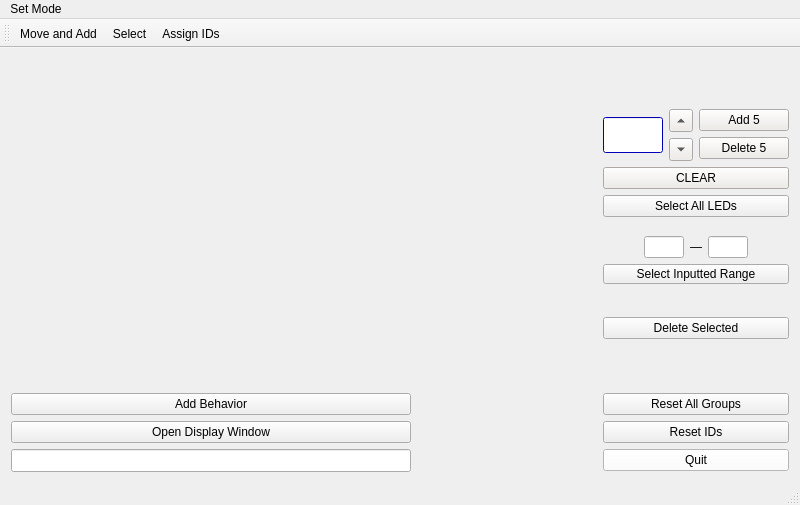
This is GUI_Code/BlockTrial/mainwindow.ui in sonderswag/Modular-LED-HRI- as Qt 5 draws it before an edit. The edited form follows.
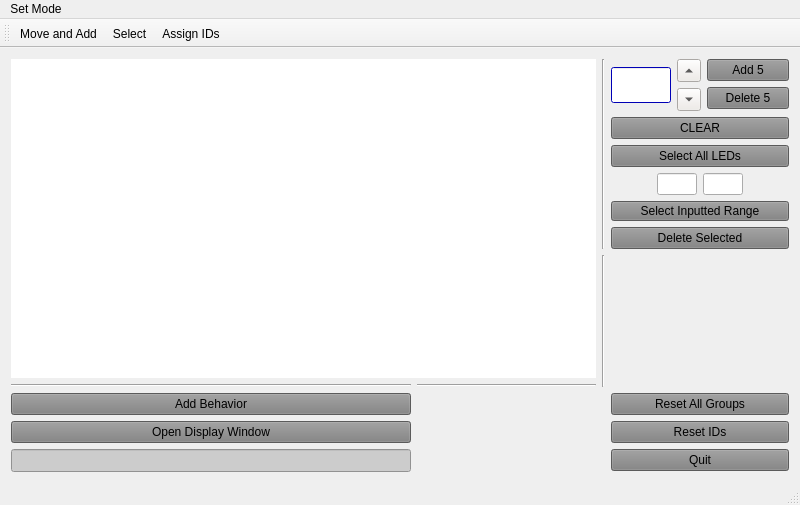
This is the edited form. Icons and pictures are not drawn.

What changed in the file:
```diff
--- a/GUI_Code/BlockTrial/mainwindow.ui
+++ b/GUI_Code/BlockTrial/mainwindow.ui
@@ -13,55 +13,32 @@
   <property name="windowTitle">
    <string>MainWindow</string>
   </property>
+  <property name="autoFillBackground">
+   <bool>false</bool>
+  </property>
+  <property name="styleSheet">
+   <string notr="true"/>
+  </property>
   <widget class="QWidget" name="centralWidget">
    <layout class="QGridLayout" name="gridLayout">
-    <item row="7" column="2">
-     <spacer name="verticalSpacer_4">
-      <property name="orientation">
-       <enum>Qt::Vertical</enum>
-      </property>
-      <property name="sizeHint" stdset="0">
-       <size>
-        <width>20</width>
-        <height>40</height>
-       </size>
-      </property>
-     </spacer>
-    </item>
-    <item row="12" column="1">
-     <spacer name="horizontalSpacer_2">
+    <item row="6" column="1">
+     <widget class="Line" name="line_2">
       <property name="orientation">
        <enum>Qt::Horizontal</enum>
       </property>
-      <property name="sizeHint" stdset="0">
-       <size>
-        <width>40</width>
-        <height>20</height>
-       </size>
-      </property>
-     </spacer>
+     </widget>
     </item>
-    <item row="12" column="2">
+    <item row="7" column="4">
      <widget class="QPushButton" name="resetGroupsButton">
+      <property name="styleSheet">
+       <string notr="true">background:grey;</string>
+      </property>
       <property name="text">
        <string>Reset All Groups</string>
       </property>
      </widget>
     </item>
-    <item row="13" column="0">
-     <widget class="QPushButton" name="displayWindowButton">
-      <property name="text">
-       <string>Open Display Window</string>
-      </property>
-      <property name="checkable">
-       <bool>true</bool>
-      </property>
-      <property name="checked">
-       <bool>false</bool>
-      </property>
-     </widget>
-    </item>
-    <item row="14" column="0">
+    <item row="9" column="0">
      <widget class="QLineEdit" name="displayText">
       <property name="sizePolicy">
        <sizepolicy hsizetype="Preferred" vsizetype="Fixed">
@@ -81,12 +58,15 @@
         <height>23</height>
        </size>
       </property>
+      <property name="styleSheet">
+       <string notr="true">background:#cccccc</string>
+      </property>
       <property name="text">
        <string/>
       </property>
      </widget>
     </item>
-    <item row="14" column="2">
+    <item row="9" column="4">
      <widget class="QPushButton" name="quitButton">
       <property name="palette">
        <palette>
@@ -103,9 +83,9 @@
          <colorrole role="Button">
           <brush brushstyle="SolidPattern">
            <color alpha="255">
-            <red>255</red>
-            <green>255</green>
-            <blue>255</blue>
+            <red>128</red>
+            <green>128</green>
+            <blue>128</blue>
            </color>
           </brush>
          </colorrole>
@@ -175,18 +155,18 @@
          <colorrole role="Base">
           <brush brushstyle="SolidPattern">
            <color alpha="255">
-            <red>255</red>
-            <green>255</green>
-            <blue>255</blue>
+            <red>128</red>
+            <green>128</green>
+            <blue>128</blue>
            </color>
           </brush>
          </colorrole>
          <colorrole role="Window">
           <brush brushstyle="SolidPattern">
            <color alpha="255">
-            <red>255</red>
-            <green>255</green>
-            <blue>255</blue>
+            <red>128</red>
+            <green>128</green>
+            <blue>128</blue>
            </color>
           </brush>
          </colorrole>
@@ -240,9 +220,9 @@
          <colorrole role="Button">
           <brush brushstyle="SolidPattern">
            <color alpha="255">
-            <red>255</red>
-            <green>255</green>
-            <blue>255</blue>
+            <red>128</red>
+            <green>128</green>
+            <blue>128</blue>
            </color>
           </brush>
          </colorrole>
@@ -312,18 +292,18 @@
          <colorrole role="Base">
           <brush brushstyle="SolidPattern">
            <color alpha="255">
-            <red>255</red>
-            <green>255</green>
-            <blue>255</blue>
+            <red>128</red>
+            <green>128</green>
+            <blue>128</blue>
            </color>
           </brush>
          </colorrole>
          <colorrole role="Window">
           <brush brushstyle="SolidPattern">
            <color alpha="255">
-            <red>255</red>
-            <green>255</green>
-            <blue>255</blue>
+            <red>128</red>
+            <green>128</green>
+            <blue>128</blue>
            </color>
           </brush>
          </colorrole>
@@ -377,9 +357,9 @@
          <colorrole role="Button">
           <brush brushstyle="SolidPattern">
            <color alpha="255">
-            <red>255</red>
-            <green>255</green>
-            <blue>255</blue>
+            <red>128</red>
+            <green>128</green>
+            <blue>128</blue>
            </color>
           </brush>
          </colorrole>
@@ -449,18 +429,18 @@
          <colorrole role="Base">
           <brush brushstyle="SolidPattern">
            <color alpha="255">
-            <red>255</red>
-            <green>255</green>
-            <blue>255</blue>
+            <red>128</red>
+            <green>128</green>
+            <blue>128</blue>
            </color>
           </brush>
          </colorrole>
          <colorrole role="Window">
           <brush brushstyle="SolidPattern">
            <color alpha="255">
-            <red>255</red>
-            <green>255</green>
-            <blue>255</blue>
+            <red>128</red>
+            <green>128</green>
+            <blue>128</blue>
            </color>
           </brush>
          </colorrole>
@@ -503,12 +483,115 @@
         </disabled>
        </palette>
       </property>
+      <property name="styleSheet">
+       <string notr="true">background:grey;</string>
+      </property>
       <property name="text">
        <string>Quit</string>
       </property>
      </widget>
     </item>
-    <item row="1" column="2">
+    <item row="3" column="4">
+     <layout class="QVBoxLayout" name="verticalLayout_3">
+      <item>
+       <layout class="QHBoxLayout" name="horizontalLayout_3">
+        <item>
+         <spacer name="horizontalSpacer_3">
+          <property name="orientation">
+           <enum>Qt::Horizontal</enum>
+          </property>
+          <property name="sizeHint" stdset="0">
+           <size>
+            <width>40</width>
+            <height>20</height>
+           </size>
+          </property>
+         </spacer>
+        </item>
+        <item>
+         <widget class="QLineEdit" name="lowerBoundSelectLabel">
+          <property name="maximumSize">
+           <size>
+            <width>40</width>
+            <height>16777215</height>
+           </size>
+          </property>
+         </widget>
+        </item>
+        <item>
+         <widget class="QLineEdit" name="upperBoundSelectLabel">
+          <property name="maximumSize">
+           <size>
+            <width>40</width>
+            <height>16777215</height>
+           </size>
+          </property>
+         </widget>
+        </item>
+        <item>
+         <spacer name="horizontalSpacer_4">
+          <property name="orientation">
+           <enum>Qt::Horizontal</enum>
+          </property>
+          <property name="sizeHint" stdset="0">
+           <size>
+            <width>40</width>
+            <height>20</height>
+           </size>
+          </property>
+         </spacer>
+        </item>
+       </layout>
+      </item>
+      <item>
+       <widget class="QPushButton" name="selectRangeButton">
+        <property name="maximumSize">
+         <size>
+          <width>16777215</width>
+          <height>20</height>
+         </size>
+        </property>
+        <property name="styleSheet">
+         <string notr="true">background:grey;</string>
+        </property>
+        <property name="text">
+         <string>Select Inputted Range</string>
+        </property>
+       </widget>
+      </item>
+     </layout>
+    </item>
+    <item row="8" column="4">
+     <widget class="QPushButton" name="resetID">
+      <property name="styleSheet">
+       <string notr="true">background:grey;</string>
+      </property>
+      <property name="text">
+       <string>Reset IDs</string>
+      </property>
+     </widget>
+    </item>
+    <item row="4" column="4">
+     <widget class="QPushButton" name="deleteSelectedButton">
+      <property name="enabled">
+       <bool>true</bool>
+      </property>
+      <property name="styleSheet">
+       <string notr="true">background:grey;</string>
+      </property>
+      <property name="text">
+       <string>Delete Selected</string>
+      </property>
+     </widget>
+    </item>
+    <item row="5" column="3" rowspan="2">
+     <widget class="Line" name="line_4">
+      <property name="orientation">
+       <enum>Qt::Vertical</enum>
+      </property>
+     </widget>
+    </item>
+    <item row="0" column="4">
      <layout class="QHBoxLayout" name="horizontalLayout_2">
       <item>
        <layout class="QHBoxLayout" name="horizontalLayout">
@@ -1850,9 +1933,9 @@
              <colorrole role="Button">
               <brush brushstyle="SolidPattern">
                <color alpha="255">
-                <red>239</red>
-                <green>235</green>
-                <blue>231</blue>
+                <red>128</red>
+                <green>128</green>
+                <blue>128</blue>
                </color>
               </brush>
              </colorrole>
@@ -1922,18 +2005,18 @@
              <colorrole role="Base">
               <brush brushstyle="SolidPattern">
                <color alpha="255">
-                <red>255</red>
-                <green>255</green>
-                <blue>255</blue>
+                <red>128</red>
+                <green>128</green>
+                <blue>128</blue>
                </color>
               </brush>
              </colorrole>
              <colorrole role="Window">
               <brush brushstyle="SolidPattern">
                <color alpha="255">
-                <red>239</red>
-                <green>235</green>
-                <blue>231</blue>
+                <red>128</red>
+                <green>128</green>
+                <blue>128</blue>
                </color>
               </brush>
              </colorrole>
@@ -1987,9 +2070,9 @@
              <colorrole role="Button">
               <brush brushstyle="SolidPattern">
                <color alpha="255">
-                <red>239</red>
-                <green>235</green>
-                <blue>231</blue>
+                <red>128</red>
+                <green>128</green>
+                <blue>128</blue>
                </color>
               </brush>
              </colorrole>
@@ -2059,18 +2142,18 @@
              <colorrole role="Base">
               <brush brushstyle="SolidPattern">
                <color alpha="255">
-                <red>255</red>
-                <green>255</green>
-                <blue>255</blue>
+                <red>128</red>
+                <green>128</green>
+                <blue>128</blue>
                </color>
               </brush>
              </colorrole>
              <colorrole role="Window">
               <brush brushstyle="SolidPattern">
                <color alpha="255">
-                <red>239</red>
-                <green>235</green>
-                <blue>231</blue>
+                <red>128</red>
+                <green>128</green>
+                <blue>128</blue>
                </color>
               </brush>
              </colorrole>
@@ -2124,9 +2207,9 @@
              <colorrole role="Button">
               <brush brushstyle="SolidPattern">
                <color alpha="255">
-                <red>239</red>
-                <green>235</green>
-                <blue>231</blue>
+                <red>128</red>
+                <green>128</green>
+                <blue>128</blue>
                </color>
               </brush>
              </colorrole>
@@ -2196,18 +2279,18 @@
              <colorrole role="Base">
               <brush brushstyle="SolidPattern">
                <color alpha="255">
-                <red>239</red>
-                <green>235</green>
-                <blue>231</blue>
+                <red>128</red>
+                <green>128</green>
+                <blue>128</blue>
                </color>
               </brush>
              </colorrole>
              <colorrole role="Window">
               <brush brushstyle="SolidPattern">
                <color alpha="255">
-                <red>239</red>
-                <green>235</green>
-                <blue>231</blue>
+                <red>128</red>
+                <green>128</green>
+                <blue>128</blue>
                </color>
               </brush>
              </colorrole>
@@ -2250,6 +2333,9 @@
             </disabled>
            </palette>
           </property>
+          <property name="styleSheet">
+           <string notr="true">background:grey;</string>
+          </property>
           <property name="text">
            <string>Add 5</string>
           </property>
@@ -2272,9 +2358,9 @@
              <colorrole role="Button">
               <brush brushstyle="SolidPattern">
                <color alpha="255">
-                <red>239</red>
-                <green>235</green>
-                <blue>231</blue>
+                <red>128</red>
+                <green>128</green>
+                <blue>128</blue>
                </color>
               </brush>
              </colorrole>
@@ -2344,18 +2430,18 @@
              <colorrole role="Base">
               <brush brushstyle="SolidPattern">
                <color alpha="255">
-                <red>255</red>
-                <green>255</green>
-                <blue>255</blue>
+                <red>128</red>
+                <green>128</green>
+                <blue>128</blue>
                </color>
               </brush>
              </colorrole>
              <colorrole role="Window">
               <brush brushstyle="SolidPattern">
                <color alpha="255">
-                <red>239</red>
-                <green>235</green>
-                <blue>231</blue>
+                <red>128</red>
+                <green>128</green>
+                <blue>128</blue>
                </color>
               </brush>
              </colorrole>
@@ -2409,9 +2495,9 @@
              <colorrole role="Button">
               <brush brushstyle="SolidPattern">
                <color alpha="255">
-                <red>239</red>
-                <green>235</green>
-                <blue>231</blue>
+                <red>128</red>
+                <green>128</green>
+                <blue>128</blue>
                </color>
               </brush>
              </colorrole>
@@ -2481,18 +2567,18 @@
              <colorrole role="Base">
               <brush brushstyle="SolidPattern">
                <color alpha="255">
-                <red>255</red>
-                <green>255</green>
-                <blue>255</blue>
+                <red>128</red>
+                <green>128</green>
+                <blue>128</blue>
                </color>
               </brush>
              </colorrole>
              <colorrole role="Window">
               <brush brushstyle="SolidPattern">
                <color alpha="255">
-                <red>239</red>
-                <green>235</green>
-                <blue>231</blue>
+                <red>128</red>
+                <green>128</green>
+                <blue>128</blue>
                </color>
               </brush>
              </colorrole>
@@ -2546,9 +2632,9 @@
              <colorrole role="Button">
               <brush brushstyle="SolidPattern">
                <color alpha="255">
-                <red>239</red>
-                <green>235</green>
-                <blue>231</blue>
+                <red>128</red>
+                <green>128</green>
+                <blue>128</blue>
                </color>
               </brush>
              </colorrole>
@@ -2618,18 +2704,18 @@
              <colorrole role="Base">
               <brush brushstyle="SolidPattern">
                <color alpha="255">
-                <red>239</red>
-                <green>235</green>
-                <blue>231</blue>
+                <red>128</red>
+                <green>128</green>
+                <blue>128</blue>
                </color>
               </brush>
              </colorrole>
              <colorrole role="Window">
               <brush brushstyle="SolidPattern">
                <color alpha="255">
-                <red>239</red>
-                <green>235</green>
-                <blue>231</blue>
+                <red>128</red>
+                <green>128</green>
+                <blue>128</blue>
                </color>
               </brush>
              </colorrole>
@@ -2672,6 +2758,9 @@
             </disabled>
            </palette>
           </property>
+          <property name="styleSheet">
+           <string notr="true">background:grey;</string>
+          </property>
           <property name="text">
            <string>Delete 5</string>
           </property>
@@ -2681,7 +2770,14 @@
       </item>
      </layout>
     </item>
-    <item row="2" column="2">
+    <item row="6" column="0">
+     <widget class="Line" name="line">
+      <property name="orientation">
+       <enum>Qt::Horizontal</enum>
+      </property>
+     </widget>
+    </item>
+    <item row="1" column="4">
      <widget class="QPushButton" name="clearLEDs">
       <property name="palette">
        <palette>
@@ -2698,9 +2794,9 @@
          <colorrole role="Button">
           <brush brushstyle="SolidPattern">
            <color alpha="255">
-            <red>239</red>
-            <green>235</green>
-            <blue>231</blue>
+            <red>128</red>
+            <green>128</green>
+            <blue>128</blue>
            </color>
           </brush>
          </colorrole>
@@ -2770,18 +2866,18 @@
          <colorrole role="Base">
           <brush brushstyle="SolidPattern">
            <color alpha="255">
-            <red>255</red>
-            <green>255</green>
-            <blue>255</blue>
+            <red>128</red>
+            <green>128</green>
+            <blue>128</blue>
            </color>
           </brush>
          </colorrole>
          <colorrole role="Window">
           <brush brushstyle="SolidPattern">
            <color alpha="255">
-            <red>239</red>
-            <green>235</green>
-            <blue>231</blue>
+            <red>128</red>
+            <green>128</green>
+            <blue>128</blue>
            </color>
           </brush>
          </colorrole>
@@ -2835,9 +2931,9 @@
          <colorrole role="Button">
           <brush brushstyle="SolidPattern">
            <color alpha="255">
-            <red>239</red>
-            <green>235</green>
-            <blue>231</blue>
+            <red>128</red>
+            <green>128</green>
+            <blue>128</blue>
            </color>
           </brush>
          </colorrole>
@@ -2907,18 +3003,18 @@
          <colorrole role="Base">
           <brush brushstyle="SolidPattern">
            <color alpha="255">
-            <red>255</red>
-            <green>255</green>
-            <blue>255</blue>
+            <red>128</red>
+            <green>128</green>
+            <blue>128</blue>
            </color>
           </brush>
          </colorrole>
          <colorrole role="Window">
           <brush brushstyle="SolidPattern">
            <color alpha="255">
-            <red>239</red>
-            <green>235</green>
-            <blue>231</blue>
+            <red>128</red>
+            <green>128</green>
+            <blue>128</blue>
            </color>
           </brush>
          </colorrole>
@@ -2972,9 +3068,9 @@
          <colorrole role="Button">
           <brush brushstyle="SolidPattern">
            <color alpha="255">
-            <red>239</red>
-            <green>235</green>
-            <blue>231</blue>
+            <red>128</red>
+            <green>128</green>
+            <blue>128</blue>
            </color>
           </brush>
          </colorrole>
@@ -3044,18 +3140,18 @@
          <colorrole role="Base">
           <brush brushstyle="SolidPattern">
            <color alpha="255">
-            <red>239</red>
-            <green>235</green>
-            <blue>231</blue>
+            <red>128</red>
+            <green>128</green>
+            <blue>128</blue>
            </color>
           </brush>
          </colorrole>
          <colorrole role="Window">
           <brush brushstyle="SolidPattern">
            <color alpha="255">
-            <red>239</red>
-            <green>235</green>
-            <blue>231</blue>
+            <red>128</red>
+            <green>128</green>
+            <blue>128</blue>
            </color>
           </brush>
          </colorrole>
@@ -3098,182 +3194,26 @@
         </disabled>
        </palette>
       </property>
+      <property name="styleSheet">
+       <string notr="true">background:grey;</string>
+      </property>
       <property name="text">
        <string>CLEAR</string>
       </property>
      </widget>
     </item>
-    <item row="3" column="2">
-     <widget class="QPushButton" name="selectAllButton">
-      <property name="text">
-       <string>Select All LEDs</string>
-      </property>
-     </widget>
-    </item>
-    <item row="8" column="2">
-     <widget class="QPushButton" name="deleteSelectedButton">
-      <property name="enabled">
-       <bool>true</bool>
-      </property>
-      <property name="text">
-       <string>Delete Selected</string>
-      </property>
-     </widget>
-    </item>
-    <item row="5" column="2">
-     <layout class="QVBoxLayout" name="verticalLayout_3">
-      <item>
-       <layout class="QHBoxLayout" name="horizontalLayout_3">
-        <item>
-         <spacer name="horizontalSpacer_3">
-          <property name="orientation">
-           <enum>Qt::Horizontal</enum>
-          </property>
-          <property name="sizeHint" stdset="0">
-           <size>
-            <width>40</width>
-            <height>20</height>
-           </size>
-          </property>
-         </spacer>
-        </item>
-        <item>
-         <widget class="QLineEdit" name="lowerBoundSelectLabel">
-          <property name="maximumSize">
-           <size>
-            <width>40</width>
-            <height>16777215</height>
-           </size>
-          </property>
-         </widget>
-        </item>
-        <item>
-         <widget class="QLabel" name="label">
-          <property name="maximumSize">
-           <size>
-            <width>15</width>
-            <height>15</height>
-           </size>
-          </property>
-          <property name="text">
-           <string>—</string>
-          </property>
-         </widget>
-        </item>
-        <item>
-         <widget class="QLineEdit" name="upperBoundSelectLabel">
-          <property name="maximumSize">
-           <size>
-            <width>40</width>
-            <height>16777215</height>
-           </size>
-          </property>
-         </widget>
-        </item>
-        <item>
-         <spacer name="horizontalSpacer_4">
-          <property name="orientation">
-           <enum>Qt::Horizontal</enum>
-          </property>
-          <property name="sizeHint" stdset="0">
-           <size>
-            <width>40</width>
-            <height>20</height>
-           </size>
-          </property>
-         </spacer>
-        </item>
-       </layout>
-      </item>
-      <item>
-       <widget class="QPushButton" name="selectRangeButton">
-        <property name="maximumSize">
-         <size>
-          <width>16777215</width>
-          <height>20</height>
-         </size>
-        </property>
-        <property name="text">
-         <string>Select Inputted Range</string>
-        </property>
-       </widget>
-      </item>
-      <item>
-       <spacer name="verticalSpacer_5">
-        <property name="orientation">
-         <enum>Qt::Vertical</enum>
-        </property>
-        <property name="sizeHint" stdset="0">
-         <size>
-          <width>20</width>
-          <height>40</height>
-         </size>
-        </property>
-       </spacer>
-      </item>
-     </layout>
-    </item>
-    <item row="13" column="2">
-     <widget class="QPushButton" name="resetID">
-      <property name="text">
-       <string>Reset IDs</string>
-      </property>
-     </widget>
-    </item>
-    <item row="11" column="2">
-     <spacer name="verticalSpacer">
-      <property name="orientation">
-       <enum>Qt::Vertical</enum>
-      </property>
-      <property name="sizeType">
-       <enum>QSizePolicy::Expanding</enum>
-      </property>
-      <property name="sizeHint" stdset="0">
-       <size>
-        <width>20</width>
-        <height>75</height>
-       </size>
-      </property>
-     </spacer>
-    </item>
-    <item row="12" column="0">
+    <item row="7" column="0">
      <widget class="QPushButton" name="addBehaviorButton">
+      <property name="styleSheet">
+       <string notr="true">background:grey;</string>
+      </property>
       <property name="text">
        <string>Add Behavior</string>
       </property>
      </widget>
     </item>
-    <item row="4" column="2">
-     <spacer name="verticalSpacer_2">
-      <property name="orientation">
-       <enum>Qt::Vertical</enum>
-      </property>
-      <property name="sizeHint" stdset="0">
-       <size>
-        <width>20</width>
-        <height>40</height>
-       </size>
-      </property>
-     </spacer>
-    </item>
-    <item row="0" column="2">
-     <spacer name="verticalSpacer_3">
-      <property name="orientation">
-       <enum>Qt::Vertical</enum>
-      </property>
-      <property name="sizeType">
-       <enum>QSizePolicy::Fixed</enum>
-      </property>
-      <property name="sizeHint" stdset="0">
-       <size>
-        <width>10</width>
-        <height>50</height>
-       </size>
-      </property>
-     </spacer>
-    </item>
-    <item row="1" column="0">
-     <spacer name="horizontalSpacer">
+    <item row="7" column="1">
+     <spacer name="horizontalSpacer_2">
       <property name="orientation">
        <enum>Qt::Horizontal</enum>
       </property>
@@ -3285,6 +3225,64 @@
       </property>
      </spacer>
     </item>
+    <item row="2" column="4">
+     <widget class="QPushButton" name="selectAllButton">
+      <property name="styleSheet">
+       <string notr="true">background:grey;</string>
+      </property>
+      <property name="text">
+       <string>Select All LEDs</string>
+      </property>
+     </widget>
+    </item>
+    <item row="0" column="0" rowspan="6" colspan="2">
+     <widget class="QStackedWidget" name="verticalStackedWidget">
+      <property name="styleSheet">
+       <string notr="true">background:white;border:black;</string>
+      </property>
+      <widget class="QWidget" name="verticalStackedWidgetPage1" native="true">
+       <layout class="QVBoxLayout" name="verticalLayout_4">
+        <item>
+         <spacer name="verticalSpacer">
+          <property name="orientation">
+           <enum>Qt::Vertical</enum>
+          </property>
+          <property name="sizeHint" stdset="0">
+           <size>
+            <width>20</width>
+            <height>40</height>
+           </size>
+          </property>
+         </spacer>
+        </item>
+       </layout>
+      </widget>
+     </widget>
+    </item>
+    <item row="8" column="0">
+     <widget class="QPushButton" name="displayWindowButton">
+      <property name="styleSheet">
+       <string notr="true">background:grey;
+</string>
+      </property>
+      <property name="text">
+       <string>Open Display Window</string>
+      </property>
+      <property name="checkable">
+       <bool>true</bool>
+      </property>
+      <property name="checked">
+       <bool>false</bool>
+      </property>
+     </widget>
+    </item>
+    <item row="0" column="3" rowspan="5">
+     <widget class="Line" name="line_6">
+      <property name="orientation">
+       <enum>Qt::Vertical</enum>
+      </property>
+     </widget>
+    </item>
    </layout>
   </widget>
   <widget class="QMenuBar" name="menuBar">
```
